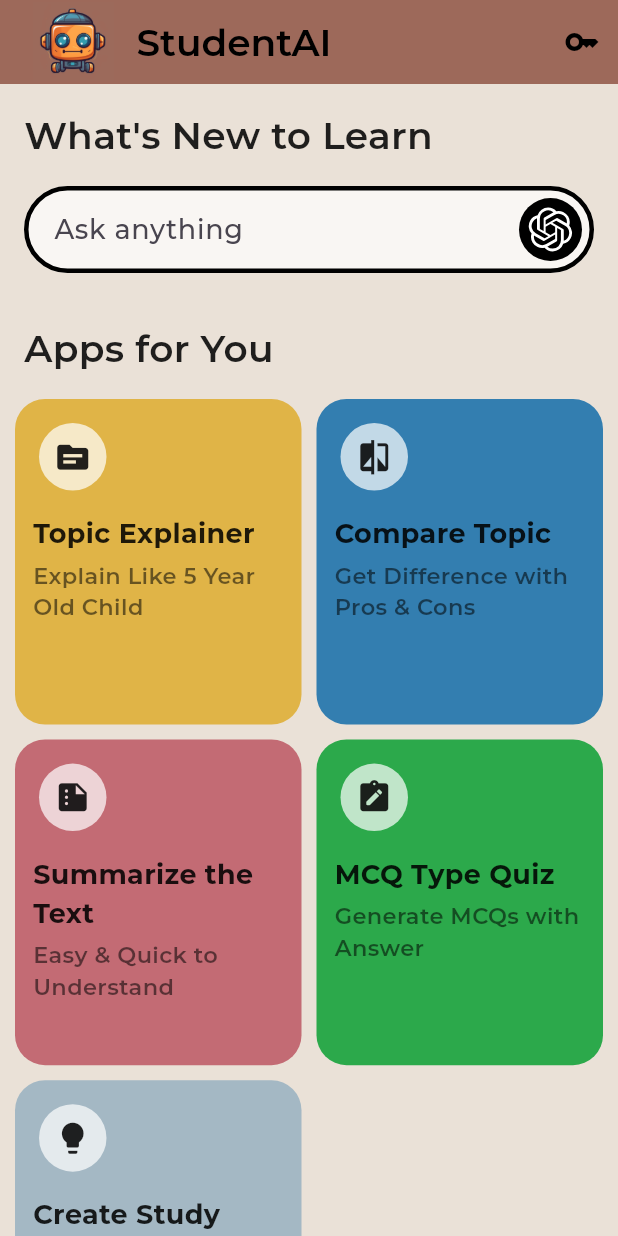
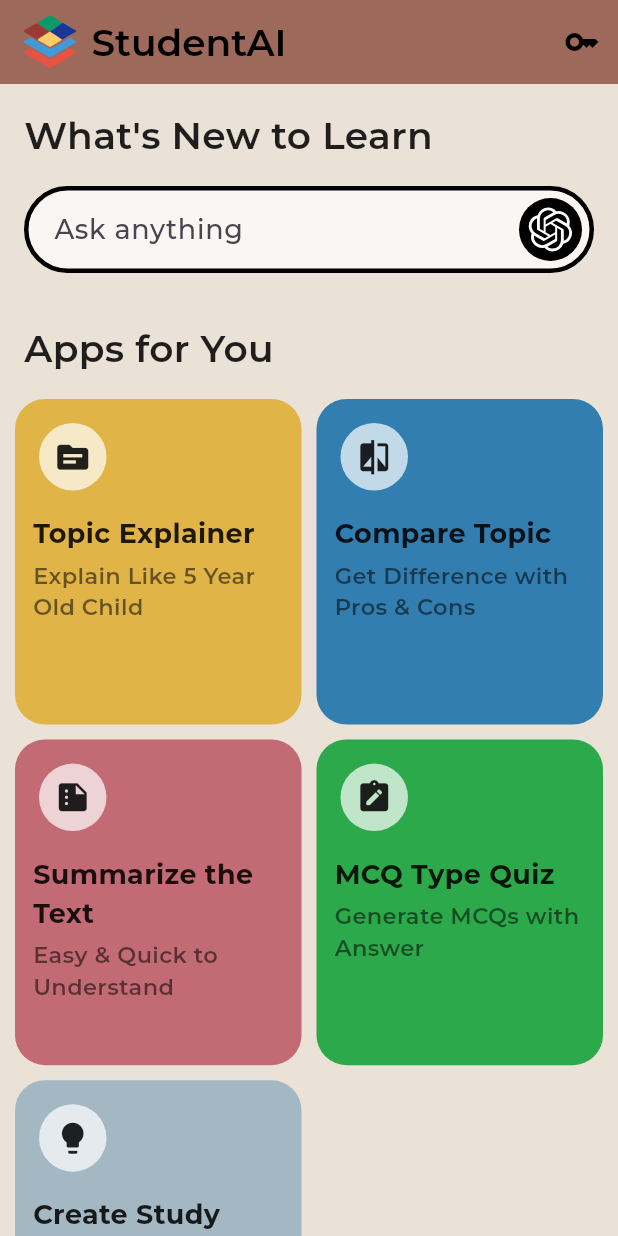
Before and after one commit to Avadhkumar-geek/StudentAI, a Flutter app: the screen it shows after launch, on a phone screen of 412 x 824 dp. Run offline on Flutter 3.47's test engine with Material 2 defaults, Android fonts, the phone set to English and light mode, and no system bars; our stand-ins replace flutter_markdown, flutter_spinkit, flutter_svg, google_fonts, shared_preferences; missing offline and left inert: markdown.

Commit message:
fix changes

```diff
--- a/lib/screen/home.dart
+++ b/lib/screen/home.dart
@@ -1,5 +1,6 @@
 import 'package:flutter/material.dart';
 import 'package:flutter/services.dart';
+import 'package:flutter_svg/flutter_svg.dart';
 import 'package:student_ai/screen/chat_screen.dart';
 import 'package:student_ai/screen/form.dart';
 import 'package:student_ai/widgets/api_input.dart';
@@ -34,15 +35,15 @@
         foregroundColor: kBlack,
         centerTitle: true,
         title: Row(
-          children: const [
-            Image(
-              image: AssetImage('assets/logo.png'),
-              width: 65,
+          children: [
+            SvgPicture.asset(
+              'assets/logo.svg',
+              width: 35,
             ),
-            SizedBox(
+            const SizedBox(
               width: 10,
             ),
-            Text(
+            const Text(
               "StudentAI",
               style: TextStyle(
                 fontWeight: FontWeight.w600,
```
Also changed, not shown: lib/widgets/message.dart (+6 -8 lines), assets/logo.svg (added), pubspec.lock, 15 other files.
